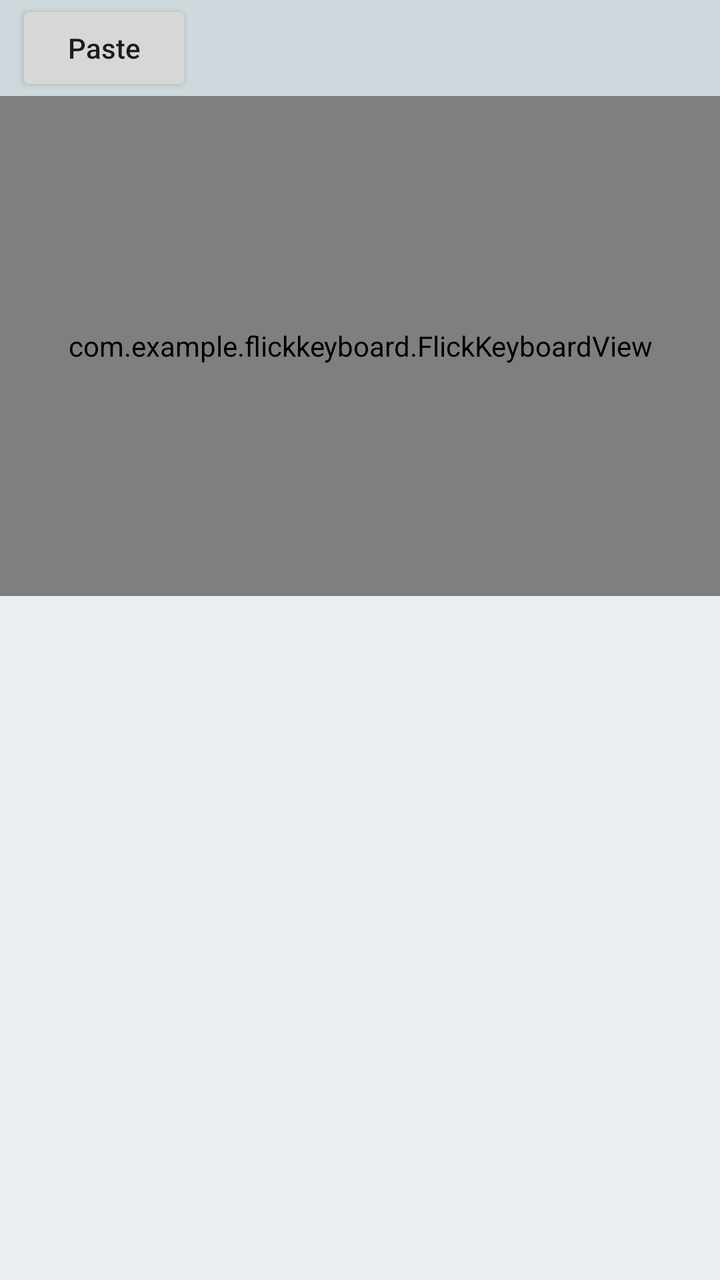
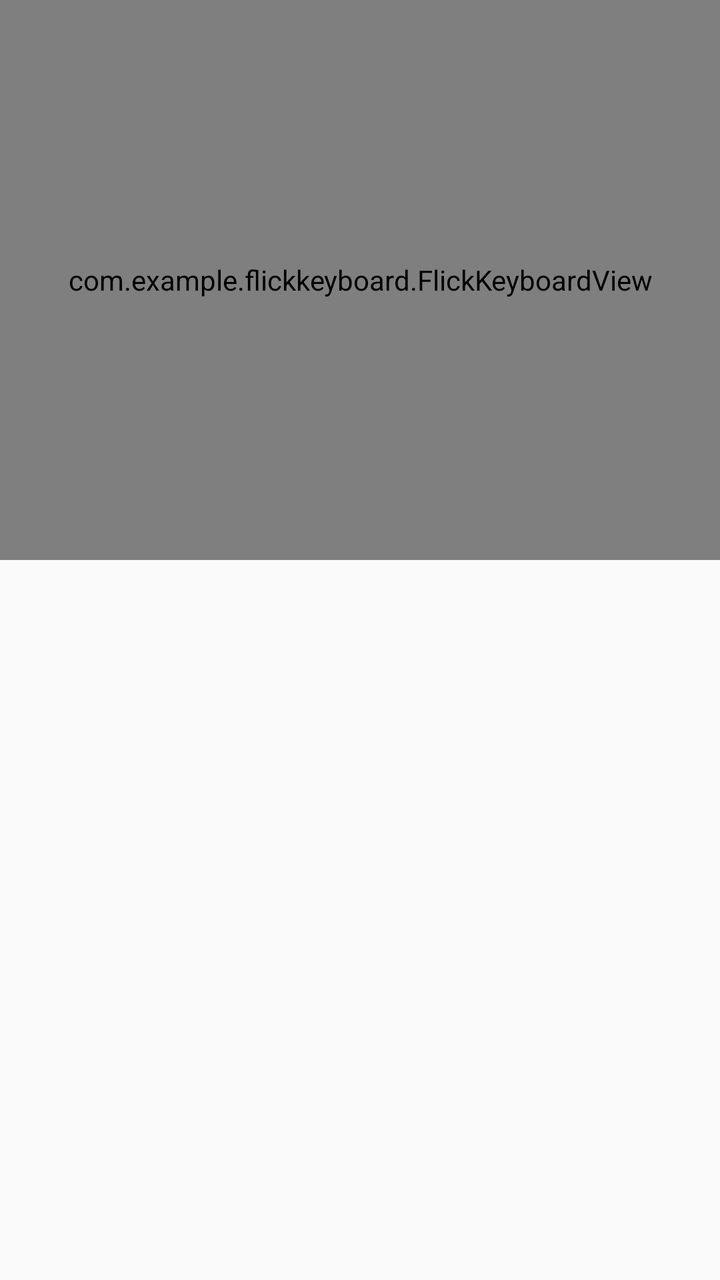

Compare the two renders of this Android layout. The source of the first and the diff that turns it into the second are given below.
<!-- AndroidManifest.xml: application theme Theme.AppCompat.Light -->
<!-- res/layout/keyboard_layout.xml -->
<?xml version="1.0" encoding="utf-8"?>
<LinearLayout xmlns:android="http://schemas.android.com/apk/res/android"
    android:layout_width="match_parent"
    android:layout_height="wrap_content"
    android:orientation="vertical"
    android:background="#ECEFF1">

    <LinearLayout
        android:id="@+id/suggestion_bar"
        android:layout_width="match_parent"
        android:layout_height="48dp"
        android:orientation="horizontal"
        android:background="#CFD8DC"
        android:gravity="center_vertical"
        android:paddingHorizontal="8dp">

        <Button
            android:id="@+id/btn_paste_or_suggest"
            android:layout_width="wrap_content"
            android:layout_height="wrap_content"
            android:text="Paste"
            android:textAllCaps="false" />
            
        </LinearLayout>

    <com.example.flickkeyboard.FlickKeyboardView
        android:id="@+id/flick_keyboard_view"
        android:layout_width="match_parent"
        android:layout_height="250dp" />

</LinearLayout>
<!-- resources referenced by this layout -->
<resources>

</resources>

<!-- the commit's change to res/layout/keyboard_layout.xml (unified diff, before → after) -->
@@ -2,30 +2,29 @@
 <LinearLayout xmlns:android="http://schemas.android.com/apk/res/android"
     android:layout_width="match_parent"
     android:layout_height="wrap_content"
-    android:orientation="vertical"
-    android:background="#ECEFF1">
+    android:orientation="vertical">
 
     <LinearLayout
-        android:id="@+id/suggestion_bar"
+        android:id="@+id/candidates_bar"
         android:layout_width="match_parent"
-        android:layout_height="48dp"
+        android:layout_height="40dp"
+        android:background="#222222"
         android:orientation="horizontal"
-        android:background="#CFD8DC"
-        android:gravity="center_vertical"
-        android:paddingHorizontal="8dp">
-
+        android:visibility="gone">
         <Button
-            android:id="@+id/btn_paste_or_suggest"
-            android:layout_width="wrap_content"
+	    android:id="@+id/btn_paste_or_suggest" android:layout_width="wrap_content"
             android:layout_height="wrap_content"
-            android:text="Paste"
+            android:text="📋"
             android:textAllCaps="false" />
-            
-        </LinearLayout>
+        <TextView android:id="@+id/sug1" android:layout_width="0dp" android:layout_height="match_parent" android:layout_weight="1" android:gravity="center" android:textColor="#FFFFFF" android:textSize="18sp" android:textStyle="bold" android:clickable="true" android:focusable="true"/>
+        <View android:layout_width="1dp" android:layout_height="match_parent" android:background="#555555" />
+        <TextView android:id="@+id/sug2" android:layout_width="0dp" android:layout_height="match_parent" android:layout_weight="1" android:gravity="center" android:textColor="#FFFFFF" android:textSize="18sp" android:textStyle="bold" android:clickable="true" android:focusable="true"/>
+        <View android:layout_width="1dp" android:layout_height="match_parent" android:background="#555555" />
+        <TextView android:id="@+id/sug3" android:layout_width="0dp" android:layout_height="match_parent" android:layout_weight="1" android:gravity="center" android:textColor="#FFFFFF" android:textSize="18sp" android:textStyle="bold" android:clickable="true" android:focusable="true"/>
+    </LinearLayout>
 
     <com.example.flickkeyboard.FlickKeyboardView
         android:id="@+id/flick_keyboard_view"
         android:layout_width="match_parent"
-        android:layout_height="250dp" />
-
+        android:layout_height="280dp" />
 </LinearLayout>
